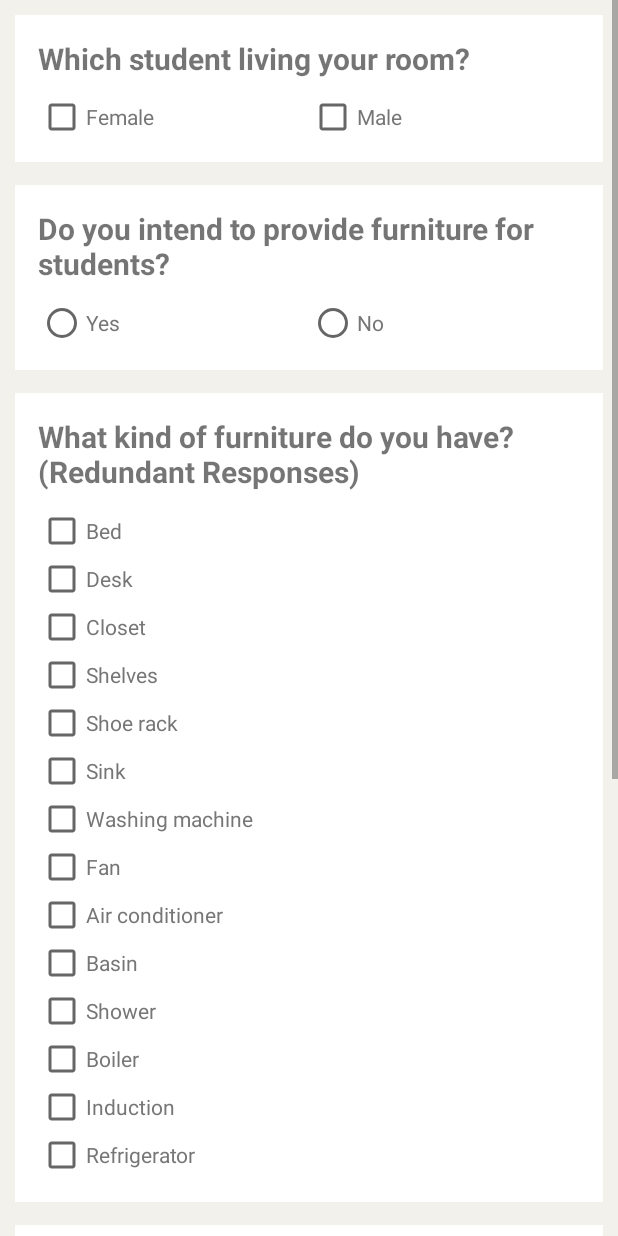
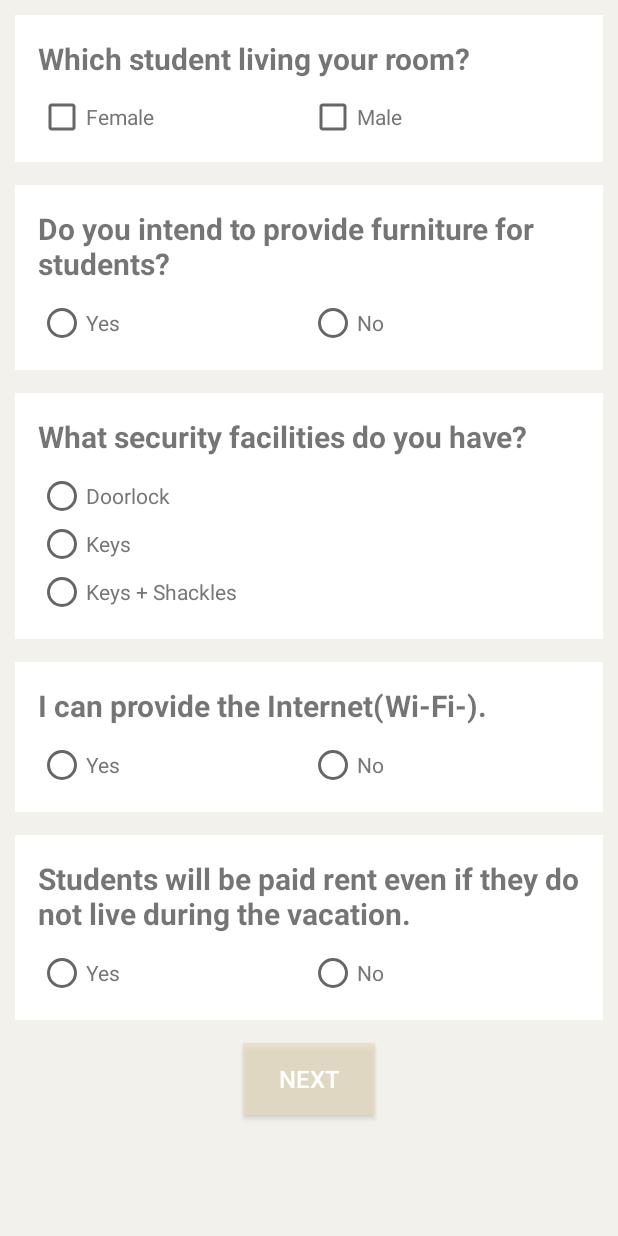
Before and after one commit to kanghyejin0106/SH_F, an Android app: the Senior_question1 screen opened directly, with no data from a screen before it, on a phone screen of 412 x 824 dp. Run offline under Robolectric (Android 15) with nearby library versions, the phone set to English and light mode, and no system bars; our stand-ins replace Firebase (no records; nobody signed in at launch, a user with empty details on screens opened directly).

Commit message:
question

```diff
--- a/app/src/main/java/com/example/home/myapplication/Adding_question.java
+++ b/app/src/main/java/com/example/home/myapplication/Adding_question.java
@@ -3,11 +3,14 @@ package com.example.home.myapplication;
 import android.content.Intent;
 import android.support.v7.app.AppCompatActivity;
 import android.os.Bundle;
+import android.util.AttributeSet;
 import android.view.View;
 import android.widget.Button;
 import android.widget.CheckBox;
 
 public class Adding_question extends AppCompatActivity {
+    public Adding_question() {
+    }
 
     @Override
     protected void onCreate(Bundle savedInstanceState) {
--- a/app/src/main/res/layout/activity_senior_question1.xml
+++ b/app/src/main/res/layout/activity_senior_question1.xml
@@ -110,6 +110,8 @@
                 android:layout_width="match_parent"
                 android:layout_height="wrap_content"
                 android:layout_marginTop="10dp"
+                android:id="@+id/furniture"
+                android:visibility="gone"
                 android:layout_marginRight="10dp"
                 android:layout_marginLeft="10dp"
                 android:layout_marginBottom="5dp"
```
Also changed, not shown: app/src/main/java/com/example/home/myapplication/Third.java (deleted, +0 -18 lines).
